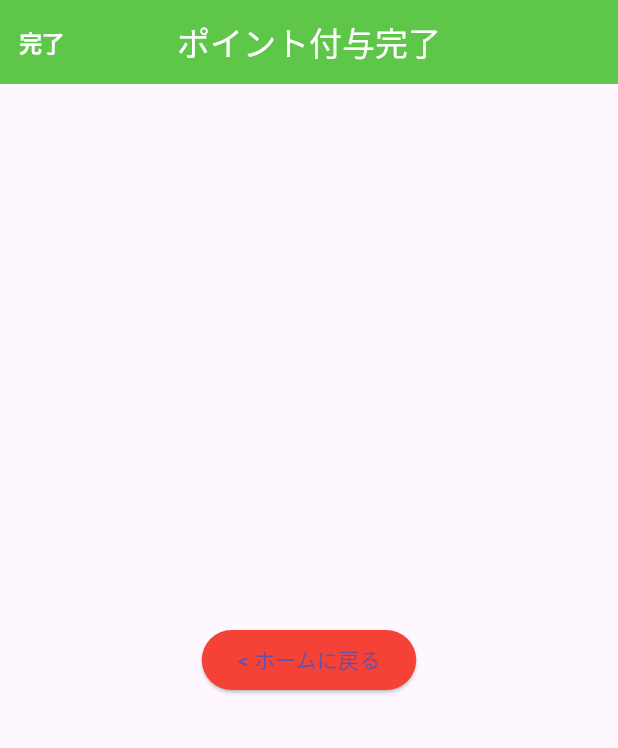
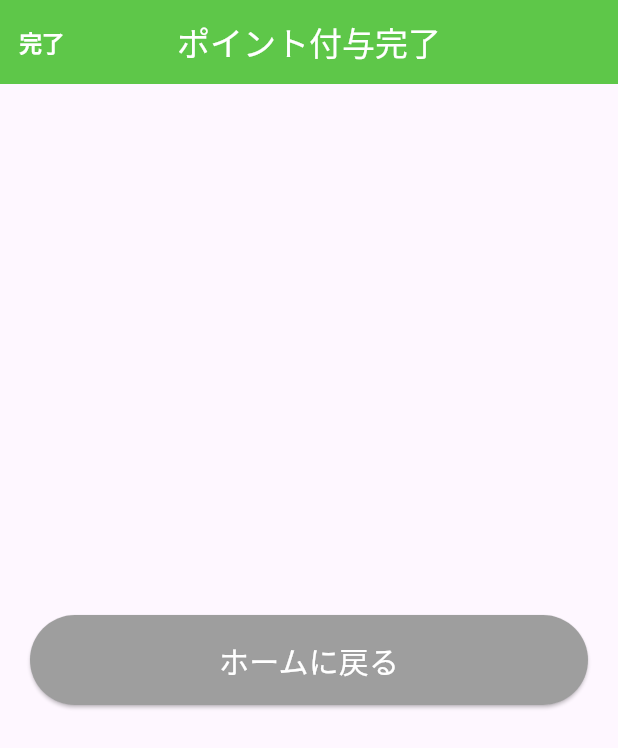
Before and after one commit to TOAroom/Hack_u-PBL, a Flutter app: the PointgiveCompletion screen opened by its route, on a phone screen of 412 x 824 dp. Shown: the top 748 px of the screen. Run offline on Flutter 3.47's test engine with Material 3 defaults, Android fonts, the phone set to English and light mode, and no system bars; our stand-ins replace bordered_text, flutter_riverpod, go_router, percent_indicator, qr_flutter.

Commit message:
ホームに戻るボタンの改良と完了ボタンの遷移先修正

```diff
--- a/lib/customer_OR_store/store_page_main/store_page_transaction/pointgive_completion_page.dart
+++ b/lib/customer_OR_store/store_page_main/store_page_transaction/pointgive_completion_page.dart
@@ -1,7 +1,6 @@
 import 'package:flutter/material.dart';
 import 'package:go_router/go_router.dart';
-
-import 'userlist_page.dart';
+import 'package:vscode_test/customer_OR_store/store_page_main/store_Page_main.dart';
 
 class PointgiveCompletion extends StatelessWidget {
   const PointgiveCompletion({super.key});
@@ -18,16 +17,20 @@ class PointgiveCompletion extends StatelessWidget {
     final backButton = ElevatedButton(
       onPressed: () => back(context),
       // MEMO: primary は古くなったので backgroundColor へ変更しました
-      style: ElevatedButton.styleFrom(backgroundColor: Colors.red),
-      child: const Text('< ホームに戻る'),
+      style: ElevatedButton.styleFrom(
+          backgroundColor: Colors.grey, minimumSize: Size(double.infinity, 60)),
+      child: const Text(
+        'ホームに戻る',
+        style: TextStyle(color: Colors.white, fontSize: 20),
+      ),
     );
 
     // 画面の上に表示するバー
     final appBar = AppBar(
       leading: TextButton(
         onPressed: () {
-          Navigator.push(
-              context, MaterialPageRoute(builder: (context) => Givepoint()));
+          Navigator.push(context,
+              MaterialPageRoute(builder: (context) => Store_Pagemain()));
         },
         child: const Text(
           '完了',
@@ -48,6 +51,13 @@ class PointgiveCompletion extends StatelessWidget {
     );
 
     // 画面全体
-    return Scaffold(appBar: appBar, body: Center(child: backButton));
+    return Scaffold(
+        appBar: appBar,
+        body: Padding(
+            padding: const EdgeInsets.all(20.0),
+            child: Column(
+              mainAxisAlignment: MainAxisAlignment.center,
+              children: [const SizedBox(height: 0), backButton],
+            )));
   }
 }
```
